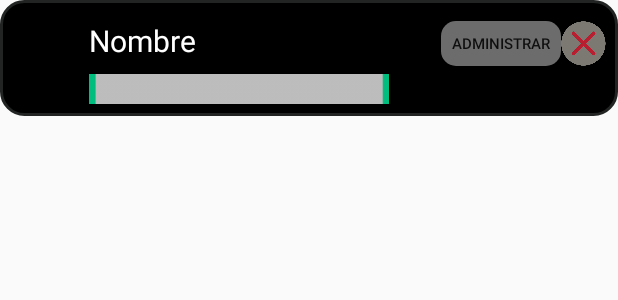
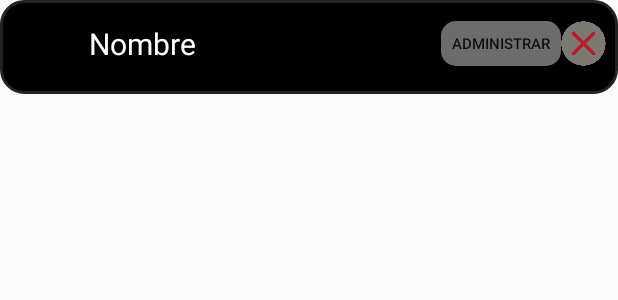
Before and after one commit to GabrielAran/Proyecto-final-Our-Tornament, an Android app: the layout item_lista_torneos_seguidos.xml on its own in the app's theme, with its tools: preview values and no code run, on a phone screen of 412 x 824 dp. Shown: the top 300 px of the screen. Run offline under Robolectric (Android 15) with nearby library versions, the phone set to English and light mode, and no system bars.

Commit message:
Cambio Gluk

```diff
--- a/ProyectoOurTorunament/app/src/main/res/layout/administracion.xml
+++ b/ProyectoOurTorunament/app/src/main/res/layout/administracion.xml
@@ -60,7 +60,7 @@
                 <ListView
                     android:id="@+id/ListaTorneosParticipados"
                     android:layout_width="380dp"
-                    android:layout_height="50dp"
+                    android:layout_height="wrap_content"
                     android:layout_gravity="center"
                     android:layout_marginBottom="10dp" />
                 <TextView
@@ -76,7 +76,7 @@
                 <ListView
                     android:id="@+id/ListaTorneosSeguidos"
                     android:layout_width="380dp"
-                    android:layout_height="50dp"
+                    android:layout_height="match_parent"
                     android:layout_gravity="center"
                     android:layout_marginBottom="10dp" />
             </LinearLayout>
--- a/ProyectoOurTorunament/app/src/main/res/layout/item_lista_torneos_seguidos.xml
+++ b/ProyectoOurTorunament/app/src/main/res/layout/item_lista_torneos_seguidos.xml
@@ -13,7 +13,7 @@
         android:layout_width="35dp"
         android:layout_height="35dp"
         android:layout_marginLeft="10dp"
-        android:layout_marginTop="4dp"
+        android:layout_marginTop="10dp"
         app:layout_constraintStart_toStartOf="parent"
         app:layout_constraintTop_toTopOf="parent" />
 
@@ -26,29 +26,33 @@
         android:text="Nombre"
         android:textColor="#FFF"
         android:textSize="20dp"
+        android:layout_marginTop="10dp"
+        android:layout_marginBottom="10dp"
         app:layout_constraintBottom_toTopOf="@+id/Contra"
         app:layout_constraintStart_toEndOf="@+id/PerfilTorneo"
         app:layout_constraintTop_toTopOf="parent"/>
 
     <Button
-        android:id="@+id/BTNSeguir"
+        android:id="@+id/Administrar"
         android:layout_width="80dp"
         android:layout_height="30dp"
-        android:layout_marginTop="4dp"
+        android:layout_marginTop="10dp"
+        android:layout_marginBottom="10dp"
         android:background="@drawable/borde_grisclaro_fondo_gris"
         android:backgroundTint="#6C6C6C"
         android:gravity="center"
         android:text="Administrar"
         android:textSize="10dp"
         app:layout_constraintBottom_toTopOf="@+id/Contra"
-        app:layout_constraintEnd_toStartOf="@+id/VerEquipos"
+        app:layout_constraintEnd_toStartOf="@+id/Eliminar"
         app:layout_constraintTop_toTopOf="parent" />
 
     <Button
-        android:id="@+id/VerEquipos"
+        android:id="@+id/Eliminar"
         android:layout_width="30dp"
         android:layout_height="30dp"
-        android:layout_marginTop="4dp"
+        android:layout_marginTop="10dp"
+        android:layout_marginBottom="10dp"
         android:layout_marginRight="4dp"
         android:background="@drawable/cruz"
         android:gravity="center"
@@ -60,9 +64,13 @@
         android:id="@+id/Contra"
         android:layout_width="200dp"
         android:layout_height="20dp"
-        android:background="@drawable/input"
-        android:layout_marginTop="6dp"
-        android:layout_marginBottom="4dp"
+        android:background="#FFF"
+        android:layout_marginTop="10dp"
+        android:layout_marginBottom="10dp"
+        android:paddingLeft="10dp"
+        android:textColor="#000"
+        android:inputType="textPassword"
+        android:visibility="gone"
         app:layout_constraintBottom_toBottomOf="parent"
         app:layout_constraintStart_toEndOf="@+id/PerfilTorneo"
         app:layout_constraintStart_toStartOf="@+id/Torneo"
```
Also changed, not shown: ProyectoOurTorunament/app/src/main/java/com/example/ourtournament/Administracion/AdaptadorTorneos.java (+35 -4 lines), ProyectoOurTorunament/app/src/main/java/com/example/ourtournament/Administracion/Administracion.java (+4 -3 lines).
